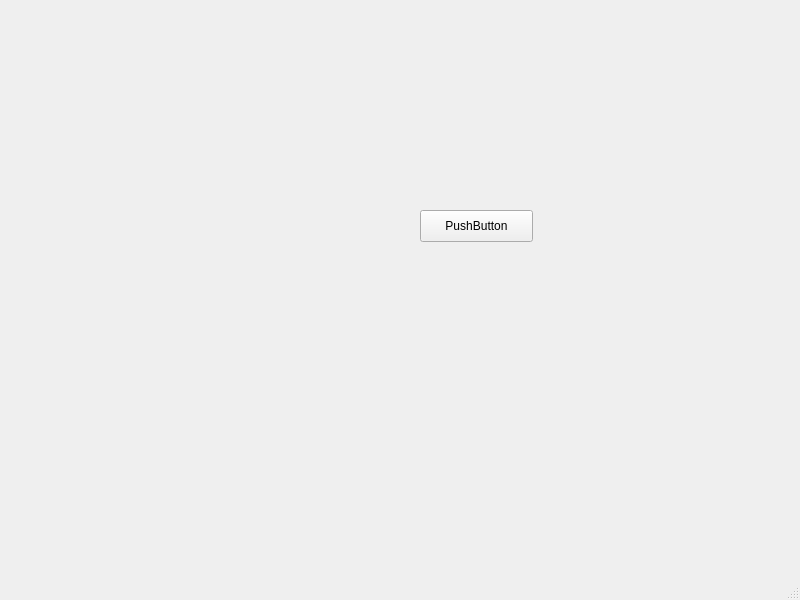
This is tools/SolaisTerminal/MainWindow.ui in Meta-Team/Meta-Vision-Solais as Qt 5 draws it before an edit. The edited form follows.
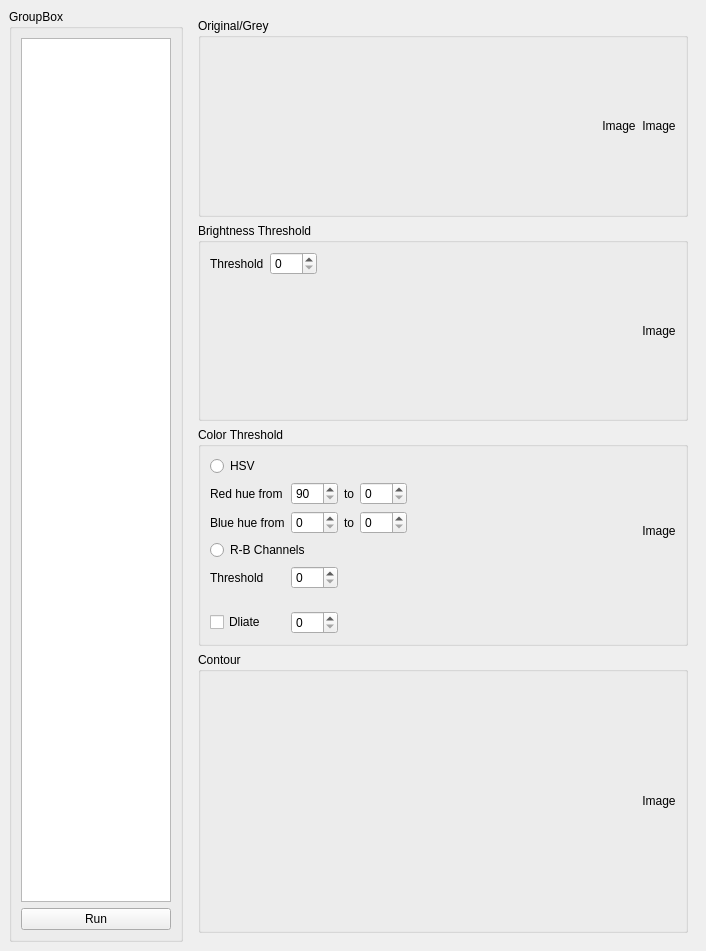
This is the edited form.

Commit message: Add passes of brightness and color threshold and halfdone related UI.

What changed in the file:
```diff
--- a/tools/SolaisTerminal/MainWindow.ui
+++ b/tools/SolaisTerminal/MainWindow.ui
@@ -6,39 +6,384 @@
    <rect>
     <x>0</x>
     <y>0</y>
-    <width>800</width>
-    <height>600</height>
+    <width>706</width>
+    <height>951</height>
    </rect>
   </property>
   <property name="windowTitle">
    <string>MainWindow</string>
   </property>
   <widget class="QWidget" name="centralwidget">
-   <widget class="QPushButton" name="pushButton">
-    <property name="geometry">
-     <rect>
-      <x>420</x>
-      <y>210</y>
-      <width>113</width>
-      <height>32</height>
-     </rect>
-    </property>
-    <property name="text">
-     <string>PushButton</string>
-    </property>
-   </widget>
+   <layout class="QHBoxLayout" name="horizontalLayout_3">
+    <item>
+     <widget class="QGroupBox" name="groupBox_2">
+      <property name="sizePolicy">
+       <sizepolicy hsizetype="Maximum" vsizetype="Preferred">
+        <horstretch>0</horstretch>
+        <verstretch>0</verstretch>
+       </sizepolicy>
+      </property>
+      <property name="title">
+       <string>GroupBox</string>
+      </property>
+      <layout class="QVBoxLayout" name="verticalLayout">
+       <item>
+        <widget class="QListWidget" name="listWidget">
+         <property name="minimumSize">
+          <size>
+           <width>150</width>
+           <height>0</height>
+          </size>
+         </property>
+         <property name="maximumSize">
+          <size>
+           <width>150</width>
+           <height>16777215</height>
+          </size>
+         </property>
+        </widget>
+       </item>
+       <item>
+        <widget class="QPushButton" name="runButtons">
+         <property name="maximumSize">
+          <size>
+           <width>150</width>
+           <height>16777215</height>
+          </size>
+         </property>
+         <property name="text">
+          <string>Run</string>
+         </property>
+        </widget>
+       </item>
+      </layout>
+     </widget>
+    </item>
+    <item>
+     <widget class="QWidget" name="widget" native="true">
+      <layout class="QVBoxLayout" name="verticalLayout_2">
+       <item>
+        <widget class="QGroupBox" name="originalGroup">
+         <property name="title">
+          <string>Original/Grey</string>
+         </property>
+         <layout class="QHBoxLayout" name="horizontalLayout">
+          <item>
+           <spacer name="horizontalSpacer_2">
+            <property name="orientation">
+             <enum>Qt::Horizontal</enum>
+            </property>
+            <property name="sizeHint" stdset="0">
+             <size>
+              <width>337</width>
+              <height>20</height>
+             </size>
+            </property>
+           </spacer>
+          </item>
+          <item>
+           <widget class="QLabel" name="originalImage">
+            <property name="minimumSize">
+             <size>
+              <width>0</width>
+              <height>120</height>
+             </size>
+            </property>
+            <property name="text">
+             <string>Image</string>
+            </property>
+            <property name="alignment">
+             <set>Qt::AlignCenter</set>
+            </property>
+           </widget>
+          </item>
+          <item>
+           <widget class="QLabel" name="grayImage">
+            <property name="minimumSize">
+             <size>
+              <width>0</width>
+              <height>120</height>
+             </size>
+            </property>
+            <property name="text">
+             <string>Image</string>
+            </property>
+            <property name="alignment">
+             <set>Qt::AlignCenter</set>
+            </property>
+           </widget>
+          </item>
+         </layout>
+        </widget>
+       </item>
+       <item>
+        <widget class="QGroupBox" name="brightnessThresholdGroup">
+         <property name="title">
+          <string>Brightness Threshold</string>
+         </property>
+         <layout class="QGridLayout" name="gridLayout_2">
+          <item row="0" column="3" rowspan="2">
+           <widget class="QLabel" name="brightnessThresholdImage">
+            <property name="minimumSize">
+             <size>
+              <width>0</width>
+              <height>120</height>
+             </size>
+            </property>
+            <property name="text">
+             <string>Image</string>
+            </property>
+            <property name="alignment">
+             <set>Qt::AlignCenter</set>
+            </property>
+           </widget>
+          </item>
+          <item row="0" column="2">
+           <spacer name="horizontalSpacer_3">
+            <property name="orientation">
+             <enum>Qt::Horizontal</enum>
+            </property>
+            <property name="sizeHint" stdset="0">
+             <size>
+              <width>291</width>
+              <height>20</height>
+             </size>
+            </property>
+           </spacer>
+          </item>
+          <item row="0" column="0">
+           <widget class="QLabel" name="label">
+            <property name="text">
+             <string>Threshold</string>
+            </property>
+           </widget>
+          </item>
+          <item row="0" column="1">
+           <widget class="QDoubleSpinBox" name="brightnessSpinBox">
+            <property name="decimals">
+             <number>0</number>
+            </property>
+            <property name="maximum">
+             <double>255.000000000000000</double>
+            </property>
+           </widget>
+          </item>
+         </layout>
+        </widget>
+       </item>
+       <item>
+        <widget class="QGroupBox" name="colorThresholdGroup">
+         <property name="title">
+          <string>Color Threshold</string>
+         </property>
+         <layout class="QGridLayout" name="gridLayout_3">
+          <item row="6" column="2">
+           <widget class="QDoubleSpinBox" name="colorDliateSpin">
+            <property name="decimals">
+             <number>0</number>
+            </property>
+           </widget>
+          </item>
+          <item row="4" column="2">
+           <widget class="QDoubleSpinBox" name="rbChannelThresholdSpinBox">
+            <property name="decimals">
+             <number>0</number>
+            </property>
+            <property name="maximum">
+             <double>255.000000000000000</double>
+            </property>
+           </widget>
+          </item>
+          <item row="0" column="1" colspan="4">
+           <widget class="QRadioButton" name="hsvRadio">
+            <property name="text">
+             <string>HSV</string>
+            </property>
+           </widget>
+          </item>
+          <item row="1" column="2">
+           <widget class="QDoubleSpinBox" name="hsvRedHueMinSpinBox">
+            <property name="decimals">
+             <number>0</number>
+            </property>
+            <property name="minimum">
+             <double>90.000000000000000</double>
+            </property>
+            <property name="maximum">
+             <double>180.000000000000000</double>
+            </property>
+           </widget>
+          </item>
+          <item row="1" column="3">
+           <widget class="QLabel" name="label_3">
+            <property name="text">
+             <string>to</string>
+            </property>
+           </widget>
+          </item>
+          <item row="6" column="1">
+           <widget class="QCheckBox" name="colorDliateCheck">
+            <property name="text">
+             <string>Dliate</string>
+            </property>
+           </widget>
+          </item>
+          <item row="1" column="1">
+           <widget class="QLabel" name="label_2">
+            <property name="text">
+             <string>Red hue from</string>
+            </property>
+           </widget>
+          </item>
+          <item row="2" column="4">
+           <widget class="QDoubleSpinBox" name="hsvBlueHueMaxSpinBox">
+            <property name="decimals">
+             <number>0</number>
+            </property>
+            <property name="maximum">
+             <double>180.000000000000000</double>
+            </property>
+           </widget>
+          </item>
+          <item row="4" column="1">
+           <widget class="QLabel" name="label_6">
+            <property name="text">
+             <string>Threshold</string>
+            </property>
+           </widget>
+          </item>
+          <item row="2" column="2">
+           <widget class="QDoubleSpinBox" name="hsvBlueHueMinSpinBox">
+            <property name="decimals">
+             <number>0</number>
+            </property>
+            <property name="maximum">
+             <double>180.000000000000000</double>
+            </property>
+           </widget>
+          </item>
+          <item row="0" column="6" rowspan="6">
+           <widget class="QLabel" name="colorThresholdImage">
+            <property name="minimumSize">
+             <size>
+              <width>0</width>
+              <height>120</height>
+             </size>
+            </property>
+            <property name="text">
+             <string>Image</string>
+            </property>
+            <property name="alignment">
+             <set>Qt::AlignCenter</set>
+            </property>
+           </widget>
+          </item>
+          <item row="1" column="4">
+           <widget class="QDoubleSpinBox" name="hsvRedHueMaxSpinBox">
+            <property name="decimals">
+             <number>0</number>
+            </property>
+            <property name="maximum">
+             <double>90.000000000000000</double>
+            </property>
+           </widget>
+          </item>
+          <item row="2" column="3">
+           <widget class="QLabel" name="label_5">
+            <property name="text">
+             <string>to</string>
+            </property>
+           </widget>
+          </item>
+          <item row="2" column="1">
+           <widget class="QLabel" name="label_4">
+            <property name="text">
+             <string>Blue hue from</string>
+            </property>
+           </widget>
+          </item>
+          <item row="3" column="1" colspan="4">
+           <widget class="QRadioButton" name="rbChannelRadio">
+            <property name="text">
+             <string>R-B Channels</string>
+            </property>
+           </widget>
+          </item>
+          <item row="5" column="1" colspan="4">
+           <spacer name="verticalSpacer">
+            <property name="orientation">
+             <enum>Qt::Vertical</enum>
+            </property>
+            <property name="sizeType">
+             <enum>QSizePolicy::Minimum</enum>
+            </property>
+            <property name="sizeHint" stdset="0">
+             <size>
+              <width>20</width>
+              <height>10</height>
+             </size>
+            </property>
+           </spacer>
+          </item>
+          <item row="2" column="5">
+           <spacer name="horizontalSpacer">
+            <property name="orientation">
+             <enum>Qt::Horizontal</enum>
+            </property>
+            <property name="sizeHint" stdset="0">
+             <size>
+              <width>337</width>
+              <height>20</height>
+             </size>
+            </property>
+           </spacer>
+          </item>
+         </layout>
+        </widget>
+       </item>
+       <item>
+        <widget class="QGroupBox" name="contourGroup">
+         <property name="title">
+          <string>Contour</string>
+         </property>
+         <layout class="QHBoxLayout" name="horizontalLayout_5">
+          <item>
+           <spacer name="horizontalSpacer_4">
+            <property name="orientation">
+             <enum>Qt::Horizontal</enum>
+            </property>
+            <property name="sizeHint" stdset="0">
+             <size>
+              <width>337</width>
+              <height>20</height>
+             </size>
+            </property>
+           </spacer>
+          </item>
+          <item>
+           <widget class="QLabel" name="contourImage">
+            <property name="minimumSize">
+             <size>
+              <width>0</width>
+              <height>240</height>
+             </size>
+            </property>
+            <property name="text">
+             <string>Image</string>
+            </property>
+            <property name="alignment">
+             <set>Qt::AlignCenter</set>
+            </property>
+           </widget>
+          </item>
+         </layout>
+        </widget>
+       </item>
+      </layout>
+     </widget>
+    </item>
+   </layout>
   </widget>
-  <widget class="QMenuBar" name="menubar">
-   <property name="geometry">
-    <rect>
-     <x>0</x>
-     <y>0</y>
-     <width>800</width>
-     <height>24</height>
-    </rect>
-   </property>
-  </widget>
-  <widget class="QStatusBar" name="statusbar"/>
  </widget>
  <resources/>
  <connections/>
```
The commit also changes 8 other files.
